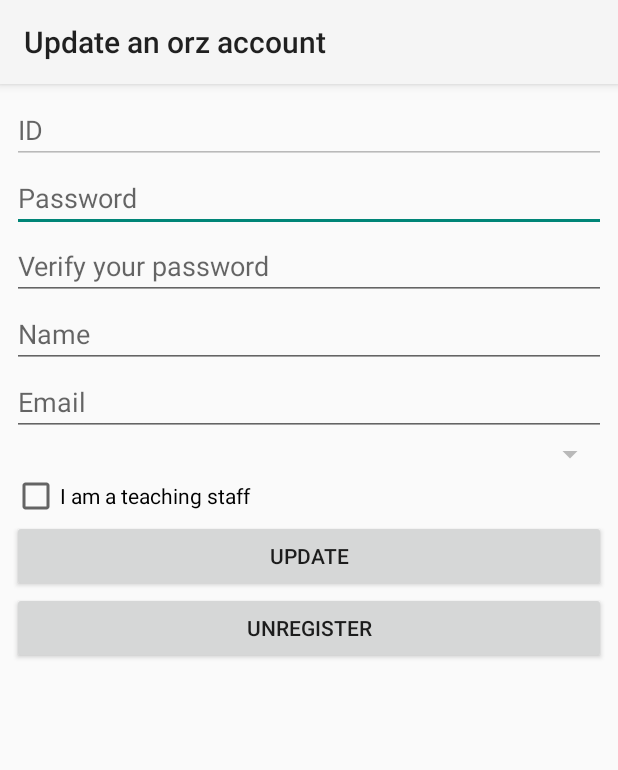
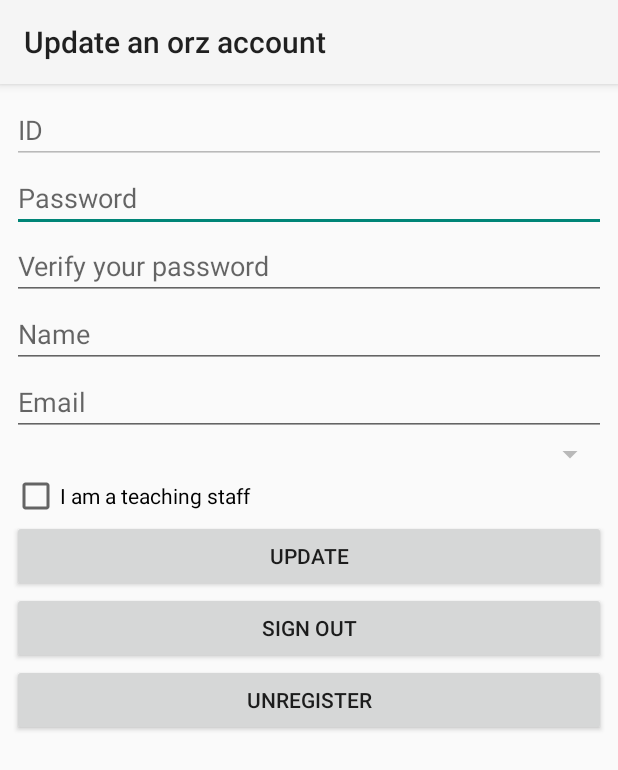
Before and after one commit to KAIST-orz/orz-android, an Android app: the AccountSettingsActivity screen opened directly, with no data from a screen before it, on a phone screen of 412 x 824 dp. Shown: the top 770 px of the screen. Run offline under Robolectric (Android 15) with nearby library versions, the phone set to English and light mode, and no system bars; 6 statements that could not run were skipped.

Commit message:
implemented sign_out

```diff
--- a/app/src/main/res/layout/activity_account_settings.xml
+++ b/app/src/main/res/layout/activity_account_settings.xml
@@ -73,8 +73,15 @@
             android:id="@+id/button_update"
             android:layout_width="match_parent"
             android:layout_height="wrap_content"
-            android:text="@string/update"
-            android:onClick="update" />
+            android:onClick="update"
+            android:text="@string/update" />
+
+        <Button
+            android:id="@+id/button_sign_out"
+            android:layout_width="match_parent"
+            android:layout_height="wrap_content"
+            android:onClick="sign_out"
+            android:text="@string/sign_out" />
 
         <Button
             android:id="@+id/button_unregister"
--- a/app/src/main/res/values/strings.xml
+++ b/app/src/main/res/values/strings.xml
@@ -10,6 +10,7 @@
     <string name="verify_password">Verify your password</string>
     <string name="email_hint">Email</string>
     <string name="sign_in">Sign In</string>
+    <string name="sign_out">Sign Out</string>
     <string name="register_account">Register a new account</string>
     <string name="register">Register</string>
     <string name="check_lecturer">I am a teaching staff</string>
```
Also changed, not shown: app/src/main/java/kr/ac/kaist/orz/AccountSettingsActivity.java (+11 -0 lines).
